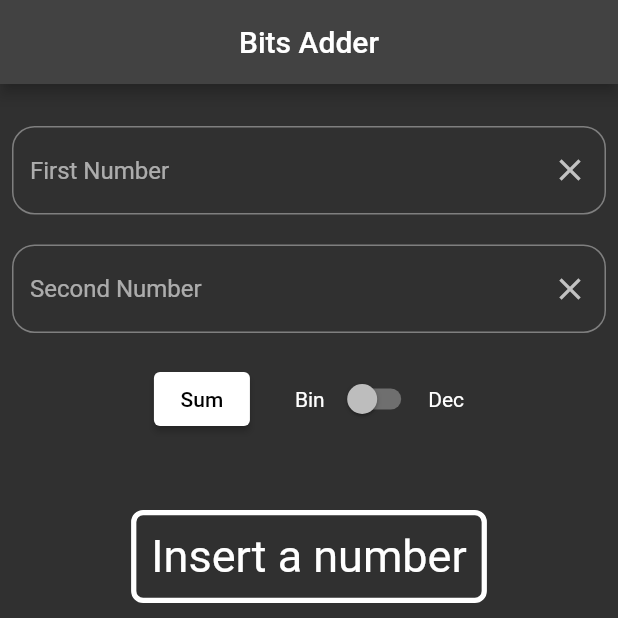
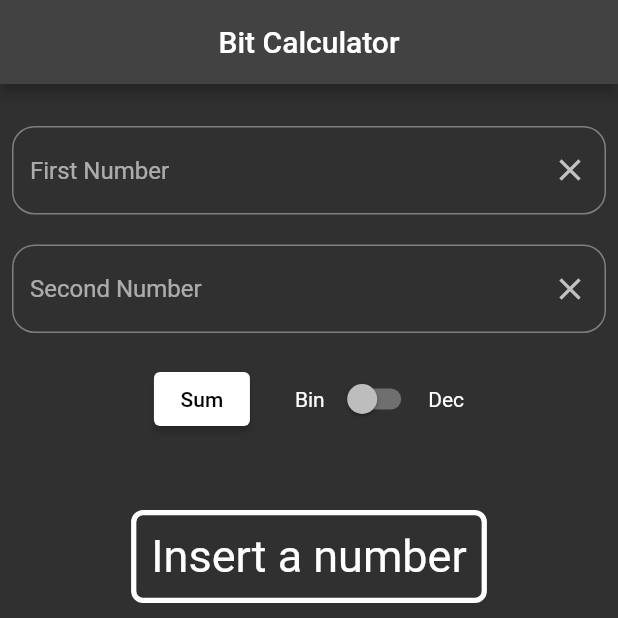
Before and after one commit to nick747/f_bit_calculator, a Flutter app: the screen it shows after launch, on a phone screen of 412 x 824 dp, the top half of it. Run offline on Flutter 3.47's test engine with Material 2 defaults, Android fonts, the light colour scheme and no system bars; our stand-ins replace google_fonts; Roboto replaces fonts that are missing (Fira Mono).

Commit message:
Changed App Name

```diff
--- a/lib/main.dart
+++ b/lib/main.dart
@@ -14,10 +14,10 @@ class MyApp extends StatelessWidget {
   @override
   Widget build(BuildContext context) {
     return MaterialApp(
-      title: 'Bits-Adder',
+      title: 'Bit Calculator',
       theme: ThemeData.dark(),
       debugShowCheckedModeBanner: false,
-      home: const MyHomePage(title: 'Bits-Adder'),
+      home: const MyHomePage(title: 'Bit Calculator'),
     );
   }
 }
@@ -47,7 +47,7 @@ int _currentIndex = 0;
   Widget build(BuildContext context) {
     return Scaffold(
       appBar: AppBar(
-        title: const Text('Bits Adder'),
+        title: const Text('Bit Calculator'),
         centerTitle: true,
       ),
       body: pages[_currentIndex],
```
Also changed, not shown: 1 other file.
